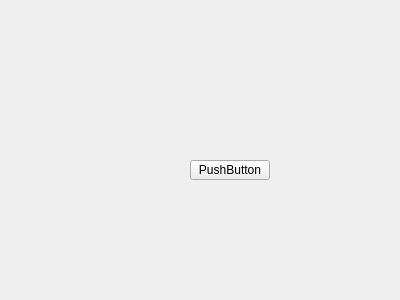
This is opencv_imgproc/opencv_matchTemplate/ControlItem.ui in ngzHappy/oct2 as Qt 5 draws it before an edit. The edited form follows.
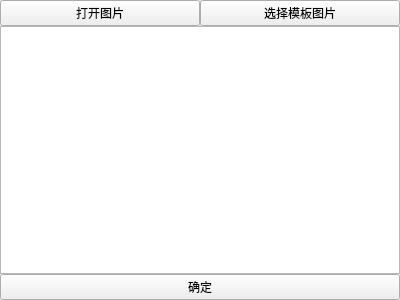
This is the edited form.

The edit to the form file:
```diff
--- a/opencv_imgproc/opencv_matchTemplate/ControlItem.ui
+++ b/opencv_imgproc/opencv_matchTemplate/ControlItem.ui
@@ -13,19 +13,54 @@
   <property name="windowTitle">
    <string>Form</string>
   </property>
-  <widget class="QPushButton" name="pushButton">
-   <property name="geometry">
-    <rect>
-     <x>190</x>
-     <y>160</y>
-     <width>80</width>
-     <height>20</height>
-    </rect>
+  <layout class="QVBoxLayout" name="thisLayout">
+   <property name="spacing">
+    <number>0</number>
    </property>
-   <property name="text">
-    <string>PushButton</string>
+   <property name="leftMargin">
+    <number>0</number>
    </property>
-  </widget>
+   <property name="topMargin">
+    <number>0</number>
+   </property>
+   <property name="rightMargin">
+    <number>0</number>
+   </property>
+   <property name="bottomMargin">
+    <number>0</number>
+   </property>
+   <item>
+    <layout class="QHBoxLayout" name="unnamedlayout">
+     <property name="spacing">
+      <number>0</number>
+     </property>
+     <item>
+      <widget class="QPushButton" name="pushButton">
+       <property name="text">
+        <string>打开图片</string>
+       </property>
+      </widget>
+     </item>
+     <item>
+      <widget class="QPushButton" name="pushButton_2">
+       <property name="text">
+        <string>选择模板图片</string>
+       </property>
+      </widget>
+     </item>
+    </layout>
+   </item>
+   <item>
+    <widget class="QGraphicsView" name="graphicsView"/>
+   </item>
+   <item>
+    <widget class="QPushButton" name="pushButton_3">
+     <property name="text">
+      <string>确定</string>
+     </property>
+    </widget>
+   </item>
+  </layout>
  </widget>
  <resources/>
  <connections/>
```
